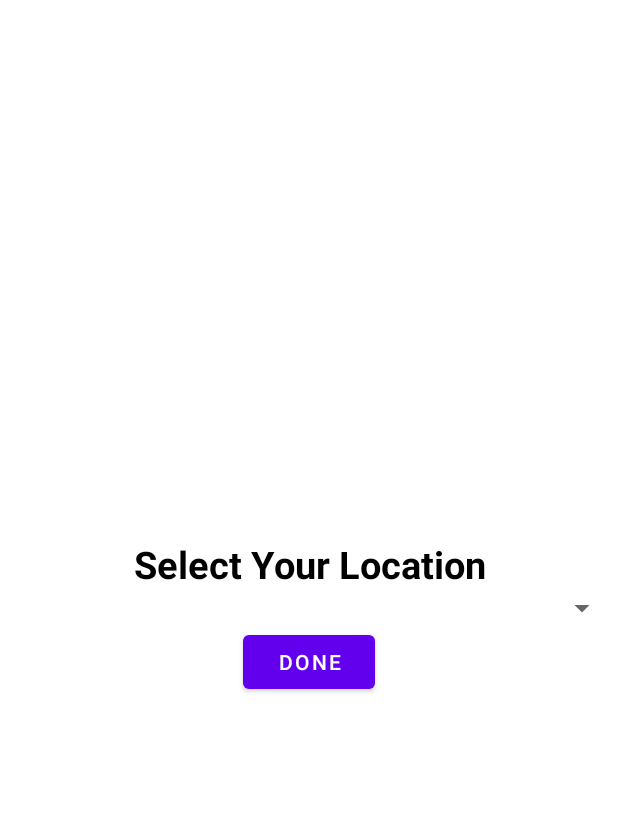
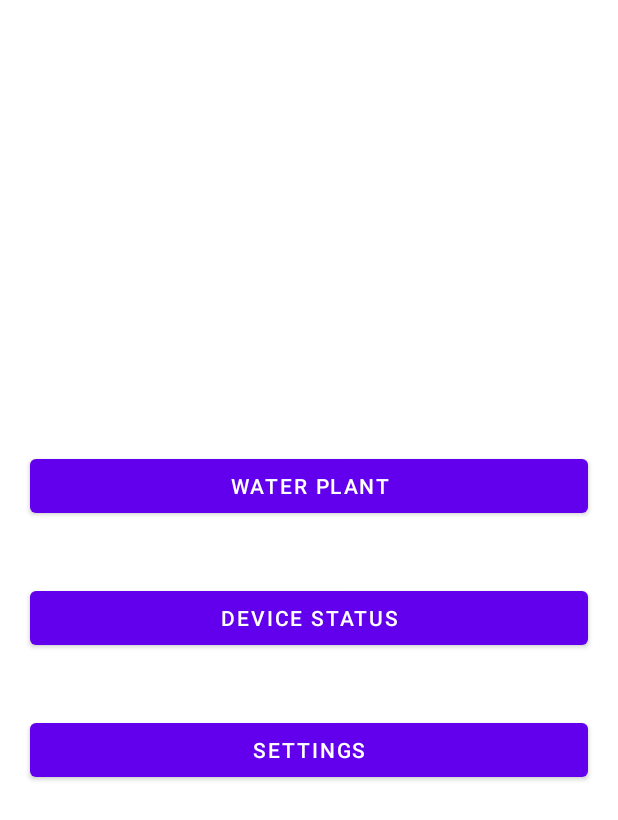
Before and after one commit to ahxagent007/Auto-Tree-Watering-System, an Android app: the layout activity_main.xml on its own in the app's theme, with its tools: preview values and no code run, on a phone screen of 412 x 824 dp. Shown: the top 820 px of the screen. Run offline under Robolectric (Android 15) with nearby library versions, the phone set to English and light mode, and no system bars; network calls fail.

Commit message:
Main activity changed

```diff
--- a/app/src/main/res/layout/activity_main.xml
+++ b/app/src/main/res/layout/activity_main.xml
@@ -7,7 +7,7 @@
     tools:context=".MainActivity">
 
 
-    <LinearLayout
+    <!--<LinearLayout
         android:layout_width="match_parent"
         android:layout_height="match_parent"
         android:orientation="vertical"
@@ -35,6 +35,36 @@
             android:layout_height="wrap_content"
             android:text="Done"/>
 
+    </LinearLayout>-->
+
+    <LinearLayout
+        android:layout_width="match_parent"
+        android:layout_height="match_parent"
+        android:gravity="center"
+        android:orientation="vertical">
+
+        <Button
+            android:id="@+id/btn_water_plant"
+            android:layout_width="match_parent"
+            android:layout_height="wrap_content"
+            android:layout_margin="20dp"
+            android:text="Water Plant"/>
+
+        <Button
+            android:id="@+id/btn_device_status"
+            android:layout_width="match_parent"
+            android:layout_height="wrap_content"
+            android:layout_margin="20dp"
+            android:text="Device Status"/>
+
+        <Button
+            android:id="@+id/btn_settings"
+            android:layout_width="match_parent"
+            android:layout_height="wrap_content"
+            android:layout_margin="20dp"
+            android:text="Settings"/>
+
+
     </LinearLayout>
 
 </LinearLayout>
```
Also changed, not shown: app/src/main/java/com/alphacuetech/xian/autotree/MainActivity.java (+18 -4 lines), app/src/main/java/com/alphacuetech/xian/autotree/TreeActivity.java (+36 -25 lines), app/src/main/res/layout/dialog_select_tree.xml (added, +21 -0 lines).
